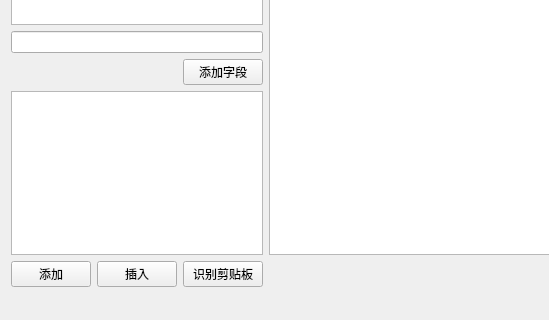
The window that ListAutoSort/ListAutoSort.ui (iwxyi/ListAutoSort) describes before a commit, drawn with Qt 5; both pictures show x 0 to 549 and y 189 to 509 of the 705 by 509 pixel window.
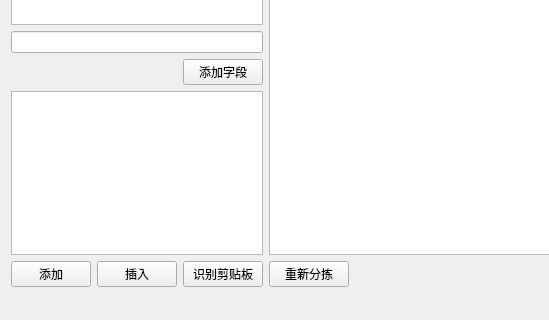
The same window after the commit.

Commit message: 新增全部分拣功能

Patch:
```diff
--- a/ListAutoSort/ListAutoSort.ui
+++ b/ListAutoSort/ListAutoSort.ui
@@ -150,6 +150,13 @@
           <property name="topMargin">
            <number>0</number>
           </property>
+          <item>
+           <widget class="QPushButton" name="resortButton">
+            <property name="text">
+             <string>重新分拣</string>
+            </property>
+           </widget>
+          </item>
           <item>
            <spacer name="horizontalSpacer_5">
             <property name="orientation">
```
The commit also changes 3 other files.
